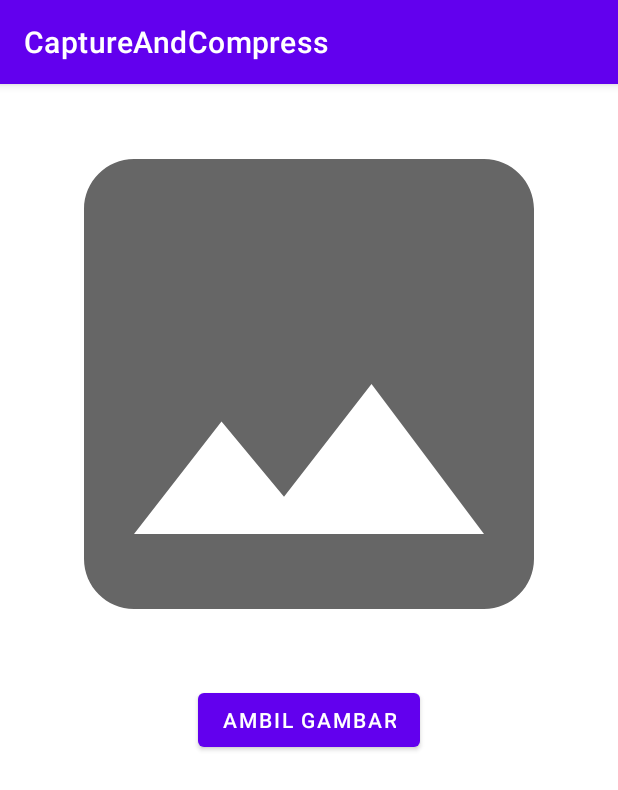
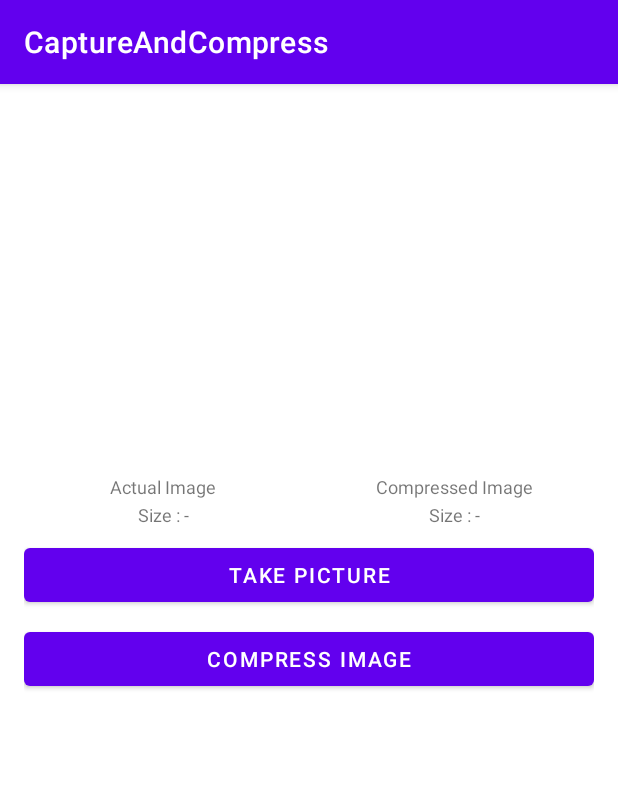
Before and after one commit to abdulfh/CaptureCompress, an Android app: the screen it shows after launch (MainActivity), on a phone screen of 412 x 824 dp. Shown: the top 790 px of the screen. Run offline under Robolectric (Android 15) with nearby library versions, the phone set to English and light mode, and no system bars.

Commit message:
Change layout

```diff
--- a/app/src/main/res/layout/activity_main.xml
+++ b/app/src/main/res/layout/activity_main.xml
@@ -1,23 +1,115 @@
-<?xml version="1.0" encoding="utf-8"?>
-<LinearLayout xmlns:android="http://schemas.android.com/apk/res/android"
-    xmlns:app="http://schemas.android.com/apk/res-auto"
+<ScrollView
+    xmlns:android="http://schemas.android.com/apk/res/android"
     xmlns:tools="http://schemas.android.com/tools"
     android:layout_width="match_parent"
     android:layout_height="match_parent"
-    android:orientation="vertical"
-    android:gravity="center_horizontal"
     tools:context=".MainActivity">
 
-    <ImageView
-        android:id="@+id/imageView"
-        android:src="@drawable/ic_baseline_image_24"
-        android:layout_width="400dp"
-        android:layout_height="400dp"
-        android:scaleType="centerCrop"
-        />
-    <Button
-        android:id="@+id/captureBtn"
-        android:layout_width="wrap_content"
-        android:text="Ambil Gambar"
-        android:layout_height="wrap_content" />
-</LinearLayout>
+    <LinearLayout
+        android:layout_width="match_parent"
+        android:layout_height="wrap_content"
+        android:orientation="vertical"
+        android:paddingBottom="16dp"
+        android:paddingLeft="16dp"
+        android:paddingRight="16dp"
+        android:paddingTop="16dp">
+
+        <LinearLayout
+            android:layout_width="match_parent"
+            android:layout_height="wrap_content"
+            android:orientation="horizontal">
+
+            <ImageView
+                android:id="@+id/actualImageView"
+                android:layout_width="0dp"
+                android:layout_height="240dp"
+                android:layout_marginEnd="4dp"
+                android:layout_marginRight="4dp"
+                android:layout_weight="1"
+                android:adjustViewBounds="true"/>
+
+            <ImageView
+                android:id="@+id/compressedImageView"
+                android:layout_width="0dp"
+                android:layout_height="240dp"
+                android:layout_marginLeft="4dp"
+                android:layout_marginStart="4dp"
+                android:layout_weight="1"
+                android:adjustViewBounds="true"/>
+
+        </LinearLayout>
+
+        <LinearLayout
+            android:layout_width="match_parent"
+            android:layout_height="wrap_content"
+            android:layout_marginTop="4dp"
+            android:orientation="horizontal">
+
+            <TextView
+                android:layout_width="0dp"
+                android:layout_height="wrap_content"
+                android:layout_marginEnd="4dp"
+                android:layout_marginRight="4dp"
+                android:layout_weight="1"
+                android:gravity="center"
+                android:text="Actual Image"
+                android:textSize="12sp"/>
+
+            <TextView
+                android:layout_width="0dp"
+                android:layout_height="wrap_content"
+                android:layout_marginLeft="4dp"
+                android:layout_marginStart="4dp"
+                android:layout_weight="1"
+                android:gravity="center"
+                android:text="Compressed Image"
+                android:textSize="12sp"/>
+
+        </LinearLayout>
+
+        <LinearLayout
+            android:layout_width="match_parent"
+            android:layout_height="wrap_content"
+            android:layout_marginTop="2dp"
+            android:orientation="horizontal">
+
+            <TextView
+                android:id="@+id/actualSizeTextView"
+                android:layout_width="0dp"
+                android:layout_height="wrap_content"
+                android:layout_marginEnd="4dp"
+                android:layout_marginRight="4dp"
+                android:layout_weight="1"
+                android:gravity="center"
+                android:text="Size : -"
+                android:textSize="12sp"/>
+
+            <TextView
+                android:id="@+id/compressedSizeTextView"
+                android:layout_width="0dp"
+                android:layout_height="wrap_content"
+                android:layout_marginLeft="4dp"
+                android:layout_marginStart="4dp"
+                android:layout_weight="1"
+                android:gravity="center"
+                android:text="Size : -"
+                android:textSize="12sp"/>
+
+        </LinearLayout>
+
+        <Button
+            android:id="@+id/chooseImageButton"
+            android:layout_width="match_parent"
+            android:layout_height="wrap_content"
+            android:layout_marginTop="8dp"
+            android:text="Take Picture"/>
+
+        <Button
+            android:id="@+id/compressImageButton"
+            android:layout_width="match_parent"
+            android:layout_height="wrap_content"
+            android:layout_marginTop="8dp"
+            android:text="Compress image"/>
+
+    </LinearLayout>
+</ScrollView>
```
